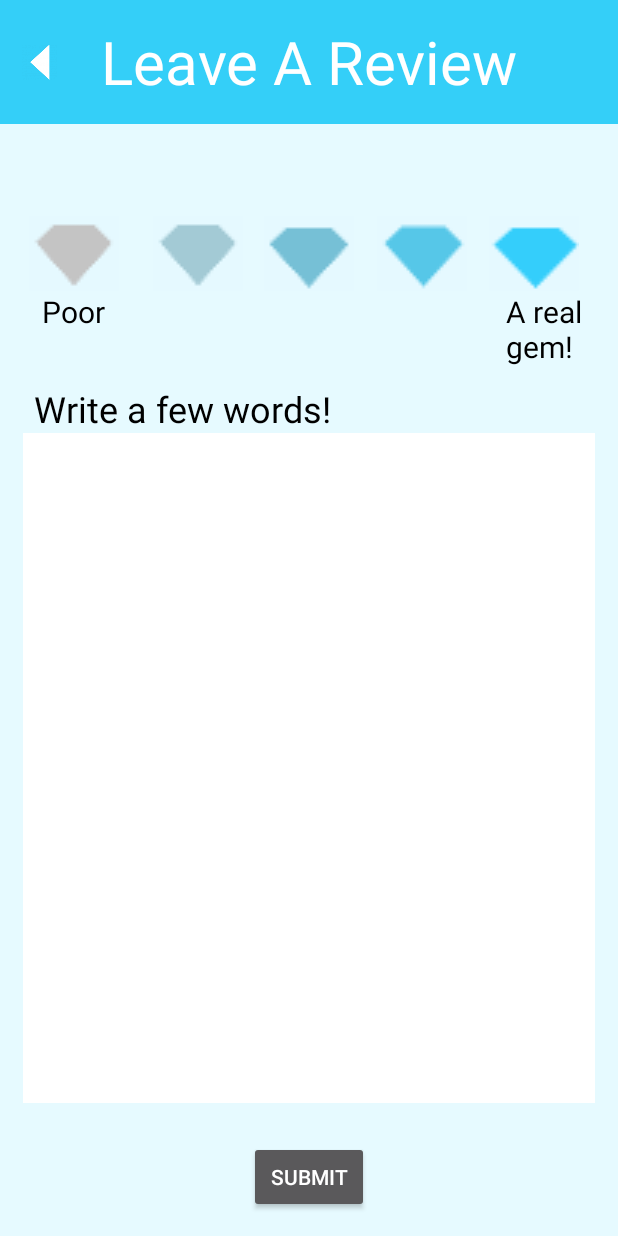
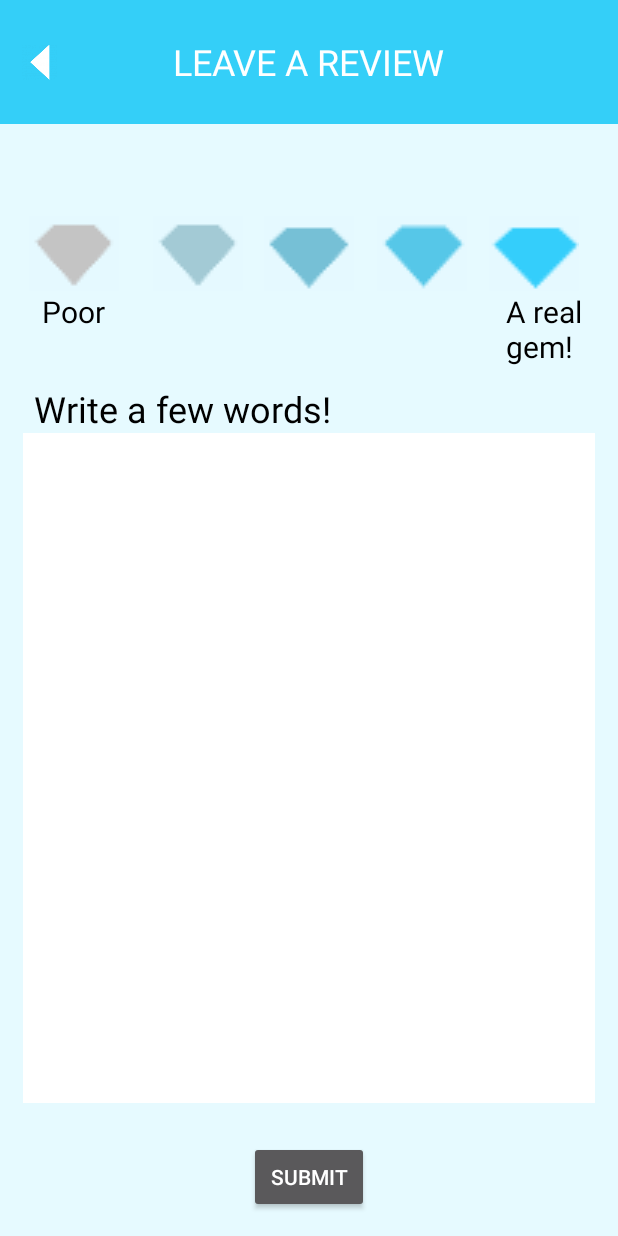
Before and after one commit to ptar104/HiddenGems, an Android app: the ReviewActivity screen opened directly, with no data from a screen before it, on a phone screen of 412 x 824 dp. Run offline under Robolectric (Android 15) with nearby library versions, the phone set to English and light mode, and no system bars; Roboto replaces fonts that are not available here; 1 statement that could not run was skipped.

Commit message:
updated title typefaces

```diff
--- a/app/src/main/java/com/capstone/petros/hiddengems/MapsActivity.java
+++ b/app/src/main/java/com/capstone/petros/hiddengems/MapsActivity.java
@@ -2,6 +2,7 @@ package com.capstone.petros.hiddengems;
 
 import android.content.Intent;
 import android.location.Location;
+import android.provider.Settings;
 import android.support.v4.app.FragmentActivity;
 import android.os.Bundle;
 import android.util.Log;
@@ -42,6 +43,7 @@ public class MapsActivity extends FragmentActivity implements OnMapReadyCallback
     protected void onCreate(Bundle savedInstanceState) {
         super.onCreate(savedInstanceState);
         setContentView(R.layout.activity_maps);
+
 //        this.getWindow().setStatusBarColor(getColor(R.color.colorPrimaryDark));
 
         // Obtain the SupportMapFragment and get notified when the map is ready to be used.
--- a/app/src/main/java/com/capstone/petros/hiddengems/ReviewActivity.java
+++ b/app/src/main/java/com/capstone/petros/hiddengems/ReviewActivity.java
@@ -1,6 +1,7 @@
 package com.capstone.petros.hiddengems;
 
 import android.content.Intent;
+import android.graphics.Typeface;
 import android.os.Bundle;
 import android.support.v7.app.AppCompatActivity;
 import android.view.View;
@@ -8,7 +9,10 @@ import android.widget.Button;
 import android.widget.EditText;
 import android.widget.ImageButton;
 import android.widget.ImageView;
+import android.widget.TextView;
 import android.widget.Toast;
+
+import org.w3c.dom.Text;
 
 /**
  * Created by simon on 12/4/16.
@@ -25,6 +29,13 @@ public class ReviewActivity extends AppCompatActivity {
         setContentView(R.layout.activity_review);
 
         userReview = (EditText)findViewById(R.id.userReview);
+
+        TextView title = (TextView)findViewById(R.id.textViewGemTitle);
+        title.setText(title.getText().toString().toUpperCase());
+
+        // Set typeface
+        Typeface type = Typeface.createFromAsset(getAssets(),"fonts/Lato-Semibold.ttf");
+        title.setTypeface(type);
 
         // Gem images
         final ImageView gemRating1 = (ImageView)findViewById(R.id.gemRating1);
--- a/app/src/main/res/layout/activity_add_gem.xml
+++ b/app/src/main/res/layout/activity_add_gem.xml
@@ -25,8 +25,9 @@
             android:layout_centerHorizontal="true"
             android:layout_centerVertical="true"
             android:text="Add New Gem"
-            android:textSize="40dp"
-            android:textColor="#FFFFFFFF" />
+            android:textColor="#FFFFFFFF"
+            android:id="@+id/textViewGemTitle"
+            android:textSize="24dp" />
 
         <ImageButton
             android:layout_width="wrap_content"
--- a/app/src/main/res/layout/activity_gem_info.xml
+++ b/app/src/main/res/layout/activity_gem_info.xml
@@ -20,10 +20,10 @@
             android:layout_height="wrap_content"
             android:layout_centerHorizontal="true"
             android:layout_centerVertical="true"
-            android:textSize="40dp"
             android:textColor="#FFFFFFFF"
             android:text="IKE'S PIZZA"
-            android:id="@+id/textViewGemTitle" />
+            android:id="@+id/textViewGemTitle"
+            android:textSize="24dp" />
 
         <ImageButton
             android:layout_width="wrap_content"
--- a/app/src/main/res/layout/activity_review.xml
+++ b/app/src/main/res/layout/activity_review.xml
@@ -25,8 +25,9 @@
             android:layout_centerHorizontal="true"
             android:layout_centerVertical="true"
             android:text="Leave A Review"
-            android:textSize="40dp"
-            android:textColor="#FFFFFFFF" />
+            android:textColor="#FFFFFFFF"
+            android:textSize="24dp"
+            android:id="@+id/textViewGemTitle" />
 
         <ImageButton
             android:layout_width="wrap_content"
@@ -97,8 +98,8 @@
                 android:layout_height="wrap_content"
                 android:textSize="20sp"
                 android:id="@+id/textView2"
-                android:layout_alignBaseline="@+id/textView"
-                android:layout_alignBottom="@+id/textView"
+                android:layout_alignBaseline="@+id/textViewGemTitle"
+                android:layout_alignBottom="@+id/textViewGemTitle"
                 android:layout_alignLeft="@+id/gemRating5"
                 android:layout_alignStart="@+id/gemRating5"
                 android:layout_marginLeft="11dp"
@@ -124,7 +125,7 @@
                 android:layout_height="wrap_content"
                 android:textSize="20sp"
                 android:layout_marginLeft="28dp"
-                android:id="@+id/textView"
+                android:id="@+id/textViewGemTitle"
                 android:layout_below="@+id/gemRating1"
                 android:layout_alignParentLeft="true"
                 android:layout_alignParentStart="true"
```
Also changed, not shown: app/src/main/java/com/capstone/petros/hiddengems/AddGemActivity.java (+13 -0 lines), app/src/main/java/com/capstone/petros/hiddengems/GemInfoActivity.java (+7 -1 lines), 1 other file.
